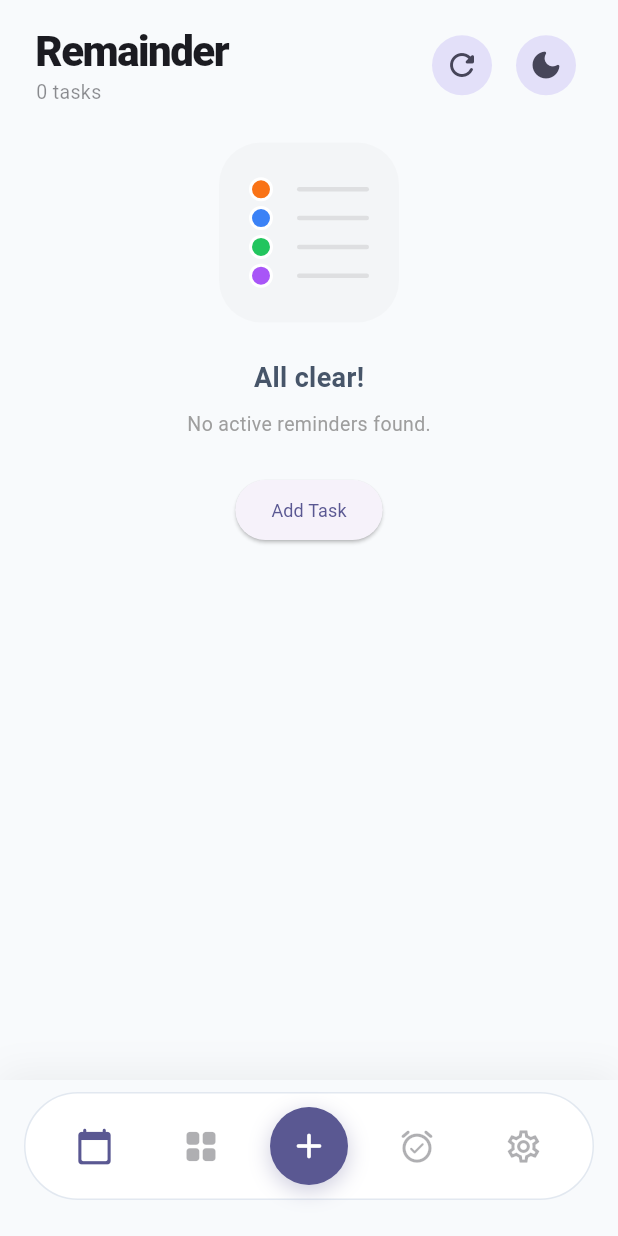
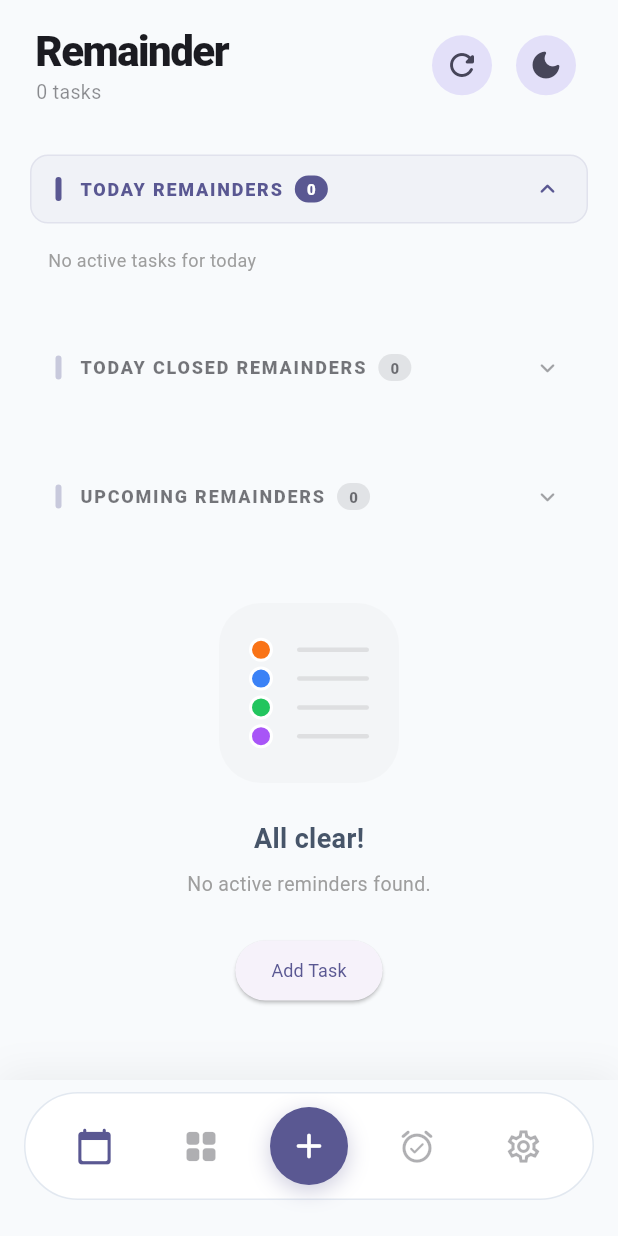
Before and after one commit to ktdata405/kt-remainder-fl, a Flutter app: the screen it shows after launch, on a phone screen of 412 x 824 dp. Run offline on Flutter 3.47's test engine with Material 3 defaults, Android fonts, the phone set to English and light mode, and no system bars; our stand-ins replace flutter_local_notifications, flutter_timezone, package_info_plus, shared_preferences, sqflite, timezone; accounts and stored records are empty; network calls fail.

Commit message:
added extra fields for last complete for today completed remainders

```diff
--- a/lib/config/app_config.dart
+++ b/lib/config/app_config.dart
@@ -6,7 +6,7 @@
 
 // Paste your Apps Script Web App URL here.
 // Get it from: Google Sheet → Extensions → Apps Script → Deploy → New deployment
-const String kWebAppUrl = 'https://script.google.com/macros/s/AKfycbyZtz0orkaDPjbhANKsohgPFDxFT-cw6B3unkYiSy4NkPk6OGBFss8qhsbHhRz7EXxj/exec';
+const String kWebAppUrl = 'https://script.google.com/macros/s/AKfycbziNKQw2x5l1VBWXRCccqKqMX9y7-xlD6XSeGZGyGxPCxT5pl-tBXk2e5npU_ZNdm-X/exec';
 
 // Repository and Download links
 const String kRepoUrl = 'https://github.com/ktdata405/kt-remainder-fl';
--- a/lib/remainder/reminder_model.dart
+++ b/lib/remainder/reminder_model.dart
@@ -14,6 +14,7 @@ class Reminder {
   final RepeatFrequency repeatFrequency;
   final bool isActive;
   final ReminderPriority priority;
+  final DateTime? lastCompleted;
 
   // Custom repeat fields
   final int? customInterval; // e.g., 3
@@ -27,6 +28,7 @@ class Reminder {
     this.repeatFrequency = RepeatFrequency.none,
     this.isActive = true,
     this.priority = ReminderPriority.medium,
+    this.lastCompleted,
     this.customInterval,
     this.customUnit,
   });
@@ -40,6 +42,7 @@ class Reminder {
       'repeatFrequency': repeatFrequency.name,
       'isActive': isActive,
       'priority': priority.name,
+      'lastCompleted': lastCompleted?.toIso8601String(),
       'customInterval': customInterval,
       'customUnit': customUnit,
     };
@@ -52,6 +55,7 @@ class Reminder {
     final repeatRaw = (map['repeatFrequency'] ?? 'none').toString().toLowerCase();
     final priorityRaw = (map['priority'] ?? 'medium').toString().toLowerCase();
     final activeRaw = map['isActive'];
+    final lastCompletedRaw = map['lastCompleted'] ?? map['completedAt'];
 
     return Reminder(
       id: id,
@@ -67,6 +71,7 @@ class Reminder {
         (value) => value.name.toLowerCase() == priorityRaw,
         orElse: () => ReminderPriority.medium,
       ),
+      lastCompleted: lastCompletedRaw != null ? DateTime.parse(lastCompletedRaw.toString()) : null,
       customInterval: map['customInterval'] != null ? int.tryParse(map['customInterval'].toString()) : null,
       customUnit: map['customUnit']?.toString(),
     );
@@ -83,6 +88,7 @@ class Reminder {
         repeatFrequency: repeatFrequency,
         isActive: false,
         priority: priority,
+        lastCompleted: DateTime.now(),
         customInterval: customInterval,
         customUnit: customUnit,
       );
@@ -99,6 +105,7 @@ class Reminder {
       repeatFrequency: repeatFrequency,
       isActive: true,
       priority: priority,
+      lastCompleted: DateTime.now(),
       customInterval: customInterval,
       customUnit: customUnit,
     );
@@ -170,6 +177,7 @@ class Reminder {
           repeatFrequency == other.repeatFrequency &&
           isActive == other.isActive &&
           priority == other.priority &&
+          lastCompleted == other.lastCompleted &&
           customInterval == other.customInterval &&
           customUnit == other.customUnit;
 
@@ -182,6 +190,7 @@ class Reminder {
       repeatFrequency.hashCode ^
       isActive.hashCode ^
       priority.hashCode ^
+      lastCompleted.hashCode ^
       customInterval.hashCode ^
       customUnit.hashCode;
 }
--- a/lib/remainder/widgets/list_view_container.dart
+++ b/lib/remainder/widgets/list_view_container.dart
@@ -50,6 +50,9 @@ class ListViewContainer extends StatefulWidget {
 class _ListViewContainerState extends State<ListViewContainer> {
   TaskFilter _filter = TaskFilter.pending;
   int _currentIndex = 0;
+  bool _todayExpanded = true;
+  bool _todayCompletedExpanded = false;
+  bool _upcomingExpanded = false;
 
   void _openAddSheet(BuildContext context) {
     showModalBottomSheet(
@@ -78,8 +81,24 @@ class _ListViewContainerState extends State<ListViewContainer> {
     // However, we can use memoization or move it to a method to keep build clean.
     final visible = _getVisibleReminders(showAll);
     final today = DateTime.now();
-    final todayTasks = visible.where((r) => r.isActive && _isSameDay(r.scheduledTime, today)).toList();
-    final upcomingTasks = visible.where((r) => r.isActive && r.scheduledTime.isAfter(DateTime(today.year, today.month, today.day, 23, 59))).toList();
+    final endOfToday = DateTime(today.year, today.month, today.day, 23, 59, 59);
+
+    final allTasks = widget.reminders;
+
+    // Active tasks due today or overdue
+    final todayTasks = allTasks.where((r) =>
+      r.isActive && r.scheduledTime.isBefore(endOfToday)
+    ).toList();
+
+    // Completed tasks that were finished TODAY (includes both one-time and recurring)
+    final todayCompletedTasks = allTasks.where((r) =>
+      r.lastCompleted != null && _isSameDay(r.lastCompleted!, today)
+    ).toList();
+
+    // Active tasks due after today
+    final upcomingTasks = allTasks.where((r) =>
+      r.isActive && r.scheduledTime.isAfter(endOfToday)
+    ).toList();
 
     return Scaffold(
       body: SafeArea(
@@ -95,20 +114,64 @@ class _ListViewContainerState extends State<ListViewContainer> {
                       padding: const EdgeInsets.fromLTRB(20, 16, 20, 100),
                       children: [
                         if (_filter == TaskFilter.pending) ...[
-                          if (todayTasks.isNotEmpty) ...[
-                            const _SectionHeader(title: 'Today Remainders'),
+                          _SectionHeader(
+                            title: 'Today Remainders',
+                            count: todayTasks.length,
+                            isExpanded: _todayExpanded,
+                            onToggle: () => setState(() => _todayExpanded = !_todayExpanded),
+                          ),
+                          if (_todayExpanded) ...[
+                            if (todayTasks.isEmpty)
+                              const Padding(
+                                padding: EdgeInsets.symmetric(vertical: 8.0, horizontal: 12.0),
+                                child: Text('No active tasks for today', style: TextStyle(fontSize: 12, color: Colors.grey)),
+                              )
+                            else
                               ...todayTasks.map(_reminderItem),
+                          ],
                           const SizedBox(height: 24),
+
+                          _SectionHeader(
+                            title: 'Today Closed Remainders',
+                            count: todayCompletedTasks.length,
+                            isExpanded: _todayCompletedExpanded,
+                            onToggle: () => setState(() => _todayCompletedExpanded = !_todayCompletedExpanded),
+                          ),
+                          if (_todayCompletedExpanded) ...[
+                            if (todayCompletedTasks.isEmpty)
+                              const Padding(
+                                padding: EdgeInsets.symmetric(vertical: 8.0, horizontal: 12.0),
+                                child: Text('No completed tasks yet', style: TextStyle(fontSize: 12, color: Colors.grey)),
+                              )
+                            else
+                              ...todayCompletedTasks.map((r) => _reminderItem(r, isReadOnly: true)),
                           ],
-                          if (upcomingTasks.isNotEmpty) ...[
-                            const _SectionHeader(title: 'Upcoming Remainders'),
+                          const SizedBox(height: 24),
+
+                          _SectionHeader(
+                            title: 'Upcoming Remainders',
+                            count: upcomingTasks.length,
+                            isExpanded: _upcomingExpanded,
+                            onToggle: () => setState(() => _upcomingExpanded = !_upcomingExpanded),
+                          ),
+                          if (_upcomingExpanded) ...[
+                            if (upcomingTasks.isEmpty)
+                              const Padding(
+                                padding: EdgeInsets.symmetric(vertical: 8.0, horizontal: 12.0),
+                                child: Text('No upcoming tasks', style: TextStyle(fontSize: 12, color: Colors.grey)),
+                              )
+                            else
                               ...upcomingTasks.map(_reminderItem),
                           ],
-                          if (todayTasks.isEmpty && upcomingTasks.isEmpty)
-                            EmptyState(onAdd: () => _openAddSheet(context)),
+
+                          if (todayTasks.isEmpty && todayCompletedTasks.isEmpty && upcomingTasks.isEmpty)
+                            Padding(
+                              padding: const EdgeInsets.only(top: 40),
+                              child: EmptyState(onAdd: () => _openAddSheet(context)),
+                            ),
                         ] else ...[
                           if (visible.isEmpty) EmptyState(onAdd: () => _openAddSheet(context)),
-                          ...visible.map(_reminderItem),
+                          ...visible.map((r) => _reminderItem(r, isReadOnly: !r.isActive)),
                         ],
                       ],
                     ),
@@ -180,7 +243,7 @@ class _ListViewContainerState extends State<ListViewContainer> {
     );
   }
 
-  Widget _reminderItem(Reminder r) {
+  Widget _reminderItem(Reminder r, {bool isReadOnly = false}) {
     return Padding(
       padding: const EdgeInsets.only(bottom: 12),
       child: ReminderCard(
@@ -189,6 +252,7 @@ class _ListViewContainerState extends State<ListViewContainer> {
         onTap: () => _openEditSheet(context, r),
         onComplete: () => widget.onComplete(r.id),
         onSnooze: () => widget.onSnooze(r),
+        isReadOnly: isReadOnly,
       ),
     );
   }
@@ -285,20 +349,87 @@ class _ListViewContainerState extends State<ListViewContainer> {
 }
 
 class _SectionHeader extends StatelessWidget {
-  const _SectionHeader({required this.title});
+  const _SectionHeader({
+    required this.title,
+    required this.count,
+    required this.isExpanded,
+    required this.onToggle,
+  });
+
   final String title;
+  final int count;
+  final bool isExpanded;
+  final VoidCallback onToggle;
 
   @override
   Widget build(BuildContext context) {
+    final theme = Theme.of(context);
+    final cs = theme.colorScheme;
+    final isDark = theme.brightness == Brightness.dark;
+
     return Padding(
-      padding: const EdgeInsets.only(bottom: 12, top: 8),
-      child: Text(
-        title,
+      padding: const EdgeInsets.symmetric(vertical: 8),
+      child: InkWell(
+        onTap: onToggle,
+        borderRadius: BorderRadius.circular(12),
+        child: AnimatedContainer(
+          duration: const Duration(milliseconds: 200),
+          padding: const EdgeInsets.symmetric(horizontal: 16, vertical: 12),
+          decoration: BoxDecoration(
+            color: isExpanded
+              ? cs.primary.withOpacity(isDark ? 0.15 : 0.05)
+              : Colors.transparent,
+            borderRadius: BorderRadius.circular(12),
+            border: Border.all(
+              color: isExpanded
+                ? cs.primary.withOpacity(0.1)
+                : Colors.transparent,
+            ),
+          ),
+          child: Row(
+            children: [
+              Container(
+                width: 4,
+                height: 16,
+                decoration: BoxDecoration(
+                  color: isExpanded ? cs.primary : cs.primary.withOpacity(0.3),
+                  borderRadius: BorderRadius.circular(2),
+                ),
+              ),
+              const SizedBox(width: 12),
+              Text(
+                title.toUpperCase(),
                 style: TextStyle(
                   fontWeight: FontWeight.w900,
                   fontSize: 12,
-          color: Theme.of(context).colorScheme.primary,
+                  color: isExpanded ? cs.primary : cs.onSurface.withOpacity(0.6),
                   letterSpacing: 1.2,
+                ),
+              ),
+              const SizedBox(width: 8),
+              Container(
+                padding: const EdgeInsets.symmetric(horizontal: 8, vertical: 2),
+                decoration: BoxDecoration(
+                  color: isExpanded ? cs.primary : cs.onSurface.withOpacity(0.1),
+                  borderRadius: BorderRadius.circular(10),
+                ),
+                child: Text(
+                  count.toString(),
+                  style: TextStyle(
+                    fontSize: 10,
+                    fontWeight: FontWeight.w900,
+                    color: isExpanded ? cs.onPrimary : cs.onSurface.withOpacity(0.6),
+                  ),
+                ),
+              ),
+              const Spacer(),
+              Icon(
+                isExpanded ? Icons.keyboard_arrow_up_rounded : Icons.keyboard_arrow_down_rounded,
+                size: 20,
+                color: isExpanded ? cs.primary : cs.onSurface.withOpacity(0.4),
+              ),
+            ],
+          ),
         ),
       ),
     );
```
Also changed, not shown: lib/remainder/reminder_service.dart (+26 -9 lines), lib/remainder/widgets/reminder_card.dart (+34 -30 lines), lib/services/database_service.dart (+12 -1 lines), 1 other file. Lines whose indentation alone changed are shown as unchanged.
